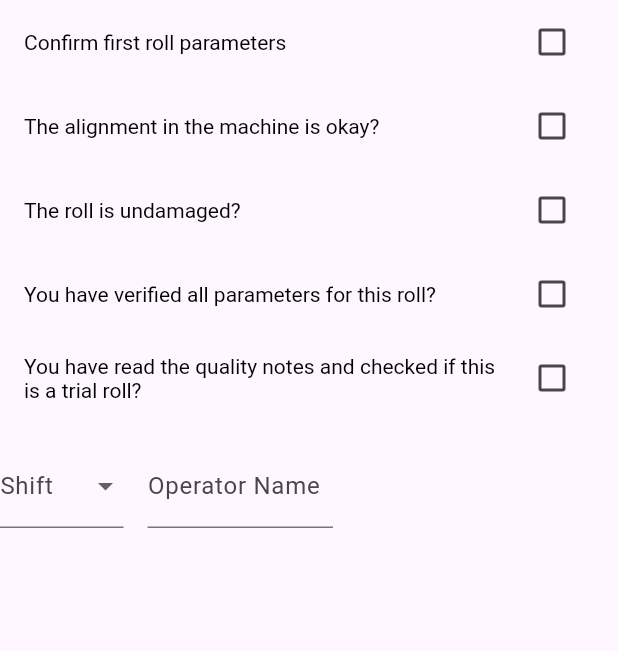
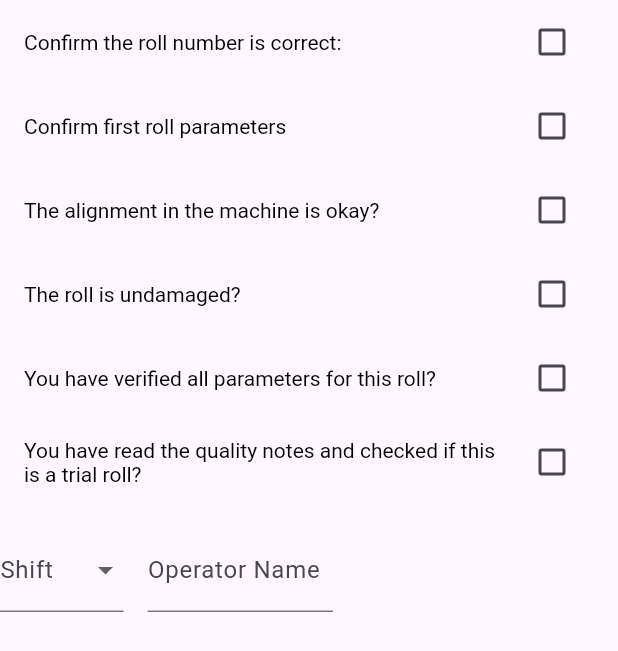
Before and after one commit to almararn/rollplan, a Flutter app: the InsertChecklist widget shown alone on an empty page, opened directly with empty values, on a phone screen of 412 x 824 dp. Shown: the top 651 px of the screen. Run offline on Flutter 3.47's test engine with Material 3 defaults, Android fonts, the light colour scheme and no system bars; our stand-ins replace dio.

Commit message:
Change to Dio

```diff
--- a/lib/screens/home_screen.dart
+++ b/lib/screens/home_screen.dart
@@ -15,6 +15,7 @@ class HomeScreenState extends State<HomeScreen> {
   bool _dataLoaded = false;
   Map<String, Map<String, dynamic>> _machineData = {};
   final String _dataUrl = 'https://hrollur.com/data/scrape.html';
+//  final String _dataUrl = 'http://svakvm0014.tdk-electronics.biz/planning/index.php?Page=scheduling&SubPage=by-machine';
   String _fetchTime = '';
   String _dataInfo = '';
 
--- a/lib/widgets/insert_checklist.dart
+++ b/lib/widgets/insert_checklist.dart
@@ -27,10 +27,15 @@ class InsertChecklistState extends State<InsertChecklist> {
 
   List<String> _generateChecklist() {
     List<String> items = [];
+
+    items.add(
+      'Confirm the roll number is correct: ${widget.nextRoll.rollNumber}',
+    );
+
     if (widget.currentRoll != null) {
       if (areRollsSame(widget.currentRoll!, widget.nextRoll)) {
         items.add(
-            'Confirm this roll is the same as the previous VIP roll and requires no changes');
+            'This roll is the same as the previous VIP roll and requires no changes');
       } else {
         double currentVF = double.parse(widget.nextRoll.finalProd
             .split('/')
@@ -58,7 +63,6 @@ class InsertChecklistState extends State<InsertChecklist> {
       items.add('Confirm first roll parameters');
     }
 
-    // Add static checklist items
     items.addAll([
       'The alignment in the machine is okay?',
       'The roll is undamaged?',
@@ -82,7 +86,7 @@ class InsertChecklistState extends State<InsertChecklist> {
               title: RichText(
                 text: TextSpan(
                   style: const TextStyle(color: Colors.black),
-                  children: _buildRichText(checklistItems[index]),
+                  children: _buildRichText(checklistItems[index], index == 0),
                 ),
               ),
               value: checkedItems[index],
@@ -135,11 +139,23 @@ class InsertChecklistState extends State<InsertChecklist> {
     );
   }
 
-  List<TextSpan> _buildRichText(String text) {
+  List<TextSpan> _buildRichText(String text, bool isFirst) {
     RegExp exp = RegExp(r'([+-]?\d+\.?\d* V)|([+-]?\d+ cm/min)');
     Iterable<RegExpMatch> matches = exp.allMatches(text);
     List<TextSpan> spans = [];
     int currentIndex = 0;
+
+    if (isFirst) {
+      List<String> parts = text.split(': ');
+      if (parts.length == 2) {
+        spans.add(TextSpan(text: '${parts[0]}: '));
+        spans.add(TextSpan(
+            text: parts[1], style: TextStyle(fontWeight: FontWeight.bold)));
+      } else {
+        spans.add(TextSpan(text: text));
+      }
+      return spans;
+    }
 
     for (RegExpMatch match in matches) {
       if (match.start > currentIndex) {
--- a/pubspec.yaml
+++ b/pubspec.yaml
@@ -34,9 +34,9 @@ dependencies:
   # The following adds the Cupertino Icons font to your application.
   # Use with the CupertinoIcons class for iOS style icons.
   cupertino_icons: ^1.0.8
-  http: ^1.3.0
   html: ^0.15.5
   intl: ^0.20.2
+  dio: ^5.8.0+1
 
 dev_dependencies:
   flutter_test:
```
Also changed, not shown: lib/services/data_service.dart (+6 -5 lines), pubspec.lock.
